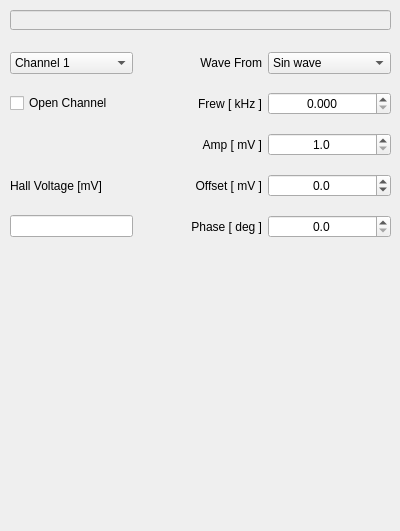
The window that wfg_dialog.ui (TripletESR/DAQ_GUI) describes before a commit, drawn with Qt 5.
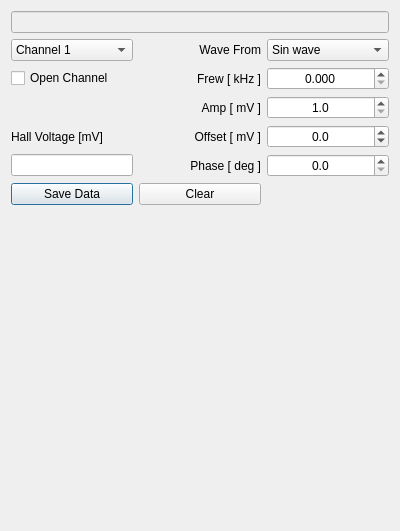
The same window after the commit. Custom widgets are drawn as their Qt base class.

Commit message: Hall proble measurement

The edit to the form file:
```diff
--- a/wfg_dialog.ui
+++ b/wfg_dialog.ui
@@ -13,35 +13,28 @@
   <property name="sizePolicy">
    <sizepolicy hsizetype="Fixed" vsizetype="Fixed">
     <horstretch>0</horstretch>
-    <verstretch>0</verstretch>
+    <verstretch>1</verstretch>
    </sizepolicy>
   </property>
   <property name="windowTitle">
    <string>Wave From Generator Setting</string>
   </property>
+  <layout class="QGridLayout" name="gridLayout_2">
+   <item row="0" column="0">
   <widget class="QLineEdit" name="lineEdit">
    <property name="enabled">
     <bool>false</bool>
    </property>
-   <property name="geometry">
-    <rect>
-     <x>10</x>
-     <y>10</y>
-     <width>381</width>
-     <height>20</height>
-    </rect>
-   </property>
-  </widget>
-  <widget class="QWidget" name="gridLayoutWidget">
-   <property name="geometry">
-    <rect>
-     <x>10</x>
-     <y>40</y>
-     <width>381</width>
-     <height>211</height>
-    </rect>
-   </property>
-   <layout class="QGridLayout" name="gridLayout" rowstretch="1,1,1,1,1" columnstretch="1,1,1">
+     <property name="sizePolicy">
+      <sizepolicy hsizetype="Expanding" vsizetype="Fixed">
+       <horstretch>0</horstretch>
+       <verstretch>1</verstretch>
+      </sizepolicy>
+     </property>
+    </widget>
+   </item>
+   <item row="1" column="0">
+    <layout class="QGridLayout" name="gridLayout" rowstretch="1,1,1,1,1,0" columnstretch="1,1,1">
     <item row="3" column="2">
      <widget class="QDoubleSpinBox" name="doubleSpinBox_Offset">
       <property name="alignment">
@@ -100,18 +93,20 @@
       </property>
      </widget>
     </item>
-    <item row="0" column="0">
-     <widget class="QComboBox" name="comboBox_ch">
-      <item>
-       <property name="text">
-        <string>Channel 1</string>
+     <item row="4" column="2">
+      <widget class="QDoubleSpinBox" name="doubleSpinBox_Phase">
+       <property name="alignment">
+        <set>Qt::AlignCenter</set>
        </property>
-      </item>
-      <item>
-       <property name="text">
-        <string>Channel 2</string>
+       <property name="decimals">
+        <number>1</number>
        </property>
-      </item>
+       <property name="maximum">
+        <double>360.000000000000000</double>
+       </property>
+       <property name="singleStep">
+        <double>0.100000000000000</double>
+       </property>
      </widget>
     </item>
     <item row="1" column="2">
@@ -140,20 +135,18 @@
       </property>
      </widget>
     </item>
-    <item row="4" column="2">
-     <widget class="QDoubleSpinBox" name="doubleSpinBox_Phase">
-      <property name="alignment">
-       <set>Qt::AlignCenter</set>
-      </property>
-      <property name="decimals">
-       <number>1</number>
-      </property>
-      <property name="maximum">
-       <double>360.000000000000000</double>
-      </property>
-      <property name="singleStep">
-       <double>0.100000000000000</double>
-      </property>
+     <item row="0" column="0">
+      <widget class="QComboBox" name="comboBox_ch">
+       <item>
+        <property name="text">
+         <string>Channel 1</string>
+        </property>
+       </item>
+       <item>
+        <property name="text">
+         <string>Channel 2</string>
+        </property>
+       </item>
      </widget>
     </item>
     <item row="4" column="1">
@@ -166,23 +159,6 @@
       </property>
      </widget>
     </item>
-    <item row="3" column="1">
-     <widget class="QLabel" name="label_4">
-      <property name="text">
-       <string>Offset [ mV ]</string>
-      </property>
-      <property name="alignment">
-       <set>Qt::AlignRight|Qt::AlignTrailing|Qt::AlignVCenter</set>
-      </property>
-     </widget>
-    </item>
-    <item row="1" column="0">
-     <widget class="QCheckBox" name="checkBox">
-      <property name="text">
-       <string>Open Channel</string>
-      </property>
-     </widget>
-    </item>
     <item row="3" column="0">
      <widget class="QLabel" name="label_6">
       <property name="text">
@@ -190,6 +166,26 @@
       </property>
      </widget>
     </item>
+     <item row="1" column="0">
+      <widget class="QCheckBox" name="checkBox">
+       <property name="text">
+        <string>Open Channel</string>
+       </property>
+      </widget>
+     </item>
+     <item row="3" column="1">
+      <widget class="QLabel" name="label_4">
+       <property name="text">
+        <string>Offset [ mV ]</string>
+       </property>
+       <property name="alignment">
+        <set>Qt::AlignRight|Qt::AlignTrailing|Qt::AlignVCenter</set>
+       </property>
+      </widget>
+     </item>
+     <item row="4" column="0">
+      <widget class="QLineEdit" name="lineEdit_HPV"/>
+     </item>
     <item row="0" column="2">
      <widget class="QComboBox" name="comboBox_WFG">
       <item>
@@ -209,12 +205,42 @@
       </item>
      </widget>
     </item>
-    <item row="4" column="0">
-     <widget class="QLineEdit" name="lineEdit_HPV"/>
-    </item>
-   </layout>
-  </widget>
+     <item row="5" column="0">
+      <widget class="QPushButton" name="pushButton_Save">
+       <property name="text">
+        <string>Save Data</string>
+       </property>
+      </widget>
+     </item>
+     <item row="5" column="1">
+      <widget class="QPushButton" name="pushButton_Clear">
+       <property name="text">
+        <string>Clear</string>
+       </property>
+      </widget>
+     </item>
+    </layout>
+   </item>
+   <item row="2" column="0">
+    <widget class="QCustomPlot" name="HallPlot" native="true">
+     <property name="sizePolicy">
+      <sizepolicy hsizetype="Preferred" vsizetype="Preferred">
+       <horstretch>0</horstretch>
+       <verstretch>1</verstretch>
+      </sizepolicy>
+     </property>
+    </widget>
+   </item>
+  </layout>
  </widget>
+ <customwidgets>
+  <customwidget>
+   <class>QCustomPlot</class>
+   <extends>QWidget</extends>
+   <header>qcustomplot.h</header>
+   <container>1</container>
+  </customwidget>
+ </customwidgets>
  <resources/>
  <connections/>
 </ui>
```
Lines whose indentation alone changed are shown as unchanged. The commit also changes 6 other files.
